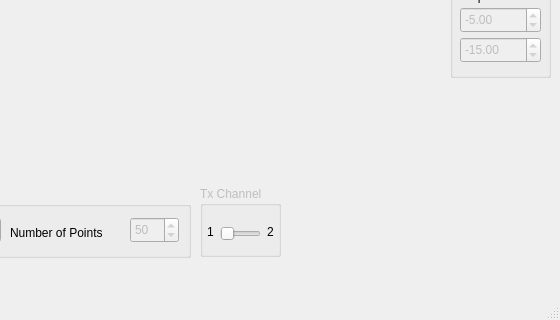
Before: the Qt Designer form VNA_Gui.ui in g4ixt/Lime-Network-Analyser, drawn with Qt 5; both pictures show x 550 to 1110 and y 573 to 893 of the 1110 by 893 pixel window.
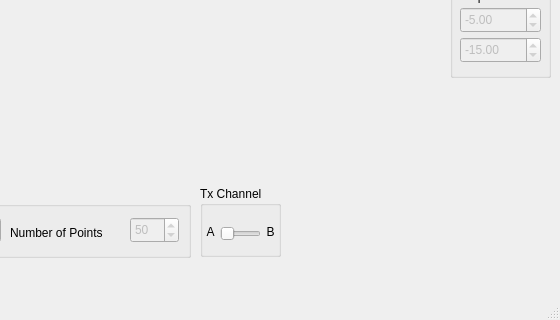
After: the same form once the commit is applied. Custom widgets are drawn as their Qt base class.

The edit to the form file:
```diff
--- a/VNA_Gui.ui
+++ b/VNA_Gui.ui
@@ -549,7 +549,7 @@
    </widget>
    <widget class="QGroupBox" name="groupBox_6">
     <property name="enabled">
-     <bool>false</bool>
+     <bool>true</bool>
     </property>
     <property name="geometry">
      <rect>
@@ -595,7 +595,7 @@
      </rect>
     </property>
     <property name="text">
-     <string>1</string>
+     <string>A</string>
     </property>
     <property name="alignment">
      <set>Qt::AlignCenter</set>
@@ -611,7 +611,7 @@
      </rect>
     </property>
     <property name="text">
-     <string>2</string>
+     <string>B</string>
     </property>
     <property name="alignment">
      <set>Qt::AlignCenter</set>
```
Left out of the diff: 9 changed lines with no effect on the pictures.
